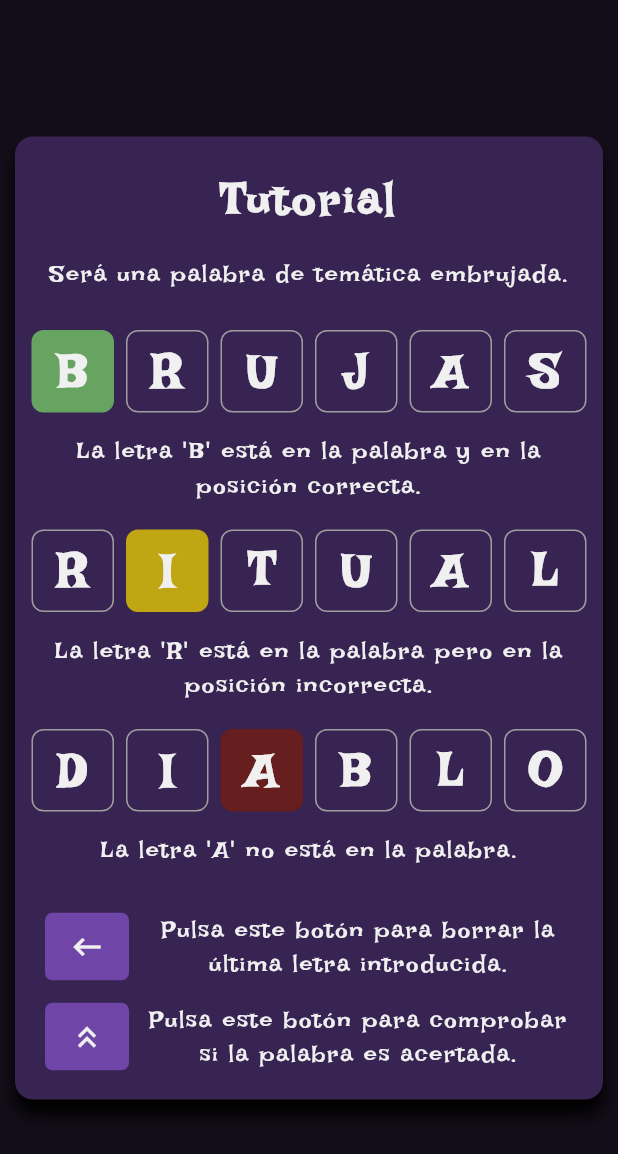
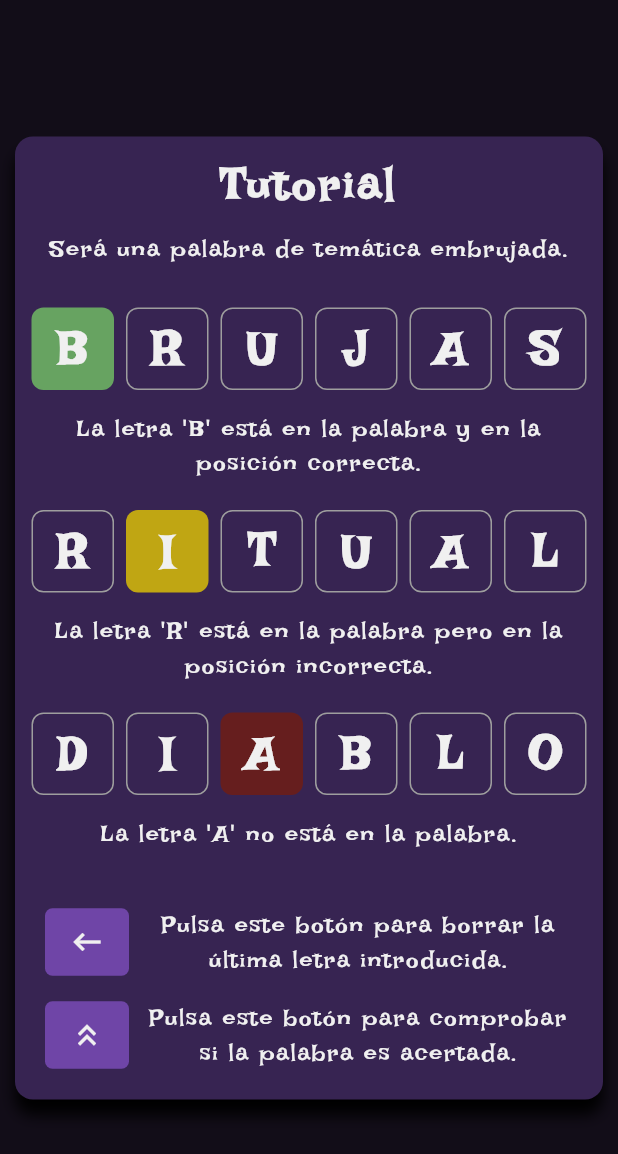
Before and after one commit to loomlight-games/Witchle, a Flutter app: the TutorialScreen screen opened directly, on a phone screen of 412 x 824 dp. Shown: the top 1154 px of the screen. Run offline on Flutter 3.47's test engine with Material 3 defaults, Android fonts, the light colour scheme and no system bars; our stand-ins replace equatable, flip_card.

Commit message:
final tutorial and keuboard a little bit higher

```diff
--- a/lib/game/screens/game_screen.dart
+++ b/lib/game/screens/game_screen.dart
@@ -212,6 +212,7 @@ class _GameScreenState extends State<GameScreen> {
           onEnterTapped: _onEnterTapped,
           letters: _keyboardLetters,
         ),
+        SizedBox(height: 12),
       ],
     );
   }
--- a/lib/game/screens/tutorial_screen.dart
+++ b/lib/game/screens/tutorial_screen.dart
@@ -73,7 +73,7 @@ class _TutorialScreenState extends State<TutorialScreen> {
 
     // Return a Column widget containing the row of tiles and the sentence
     return Padding(
-      padding: const EdgeInsets.symmetric(vertical: 7), // Add vertical padding
+      padding: const EdgeInsets.symmetric(vertical: 8), // Add vertical padding
       child: Column(
         mainAxisAlignment:
             MainAxisAlignment.center, // Center children vertically
@@ -103,7 +103,7 @@ class _TutorialScreenState extends State<TutorialScreen> {
   // Method to create a button example with an icon and descriptive text
   Widget _buttonExample(String sentence, Icon icon) {
     return Padding(
-      padding: const EdgeInsets.symmetric(vertical: 7), // Add vertical padding
+      padding: const EdgeInsets.symmetric(vertical: 8), // Add vertical padding
       child: Row(
         mainAxisAlignment:
             MainAxisAlignment.center, // Center children horizontally
@@ -165,23 +165,23 @@ class _TutorialScreenState extends State<TutorialScreen> {
               // Use SingleChildScrollView to prevent overflow
               child: Column(
                 children: [
-                  SizedBox(height: 10),
+                  //SizedBox(height: 10),
                   // Title text for the tutorial
                   _buildTitle('Tutorial'),
-                  SizedBox(height: 7),
+                  //SizedBox(height: 7),
                   const Text(
                     'Será una palabra de temática embrujada.',
                     textAlign: TextAlign.center, // Center the text horizontally
                     style: normalTextStyle,
                   ),
-                  SizedBox(height: 15),
+                  SizedBox(height: 16),
                   // First board example with tiles and text
                   _boardExample('BRUJAS', LetterStatus.correct, 0, sentence1),
                   // Second board example with tiles and text
                   _boardExample('RITUAL', LetterStatus.inWord, 1, sentence2),
                   // Third board example with tiles and text
                   _boardExample('DIABLO', LetterStatus.notInWord, 2, sentence3),
-                  SizedBox(height: 16),
+                  SizedBox(height: 22),
                   // Button examples with icons and text
                   _buttonExample(sentence4,
                       const Icon(Icons.keyboard_backspace, color: letterColor)),
--- a/lib/game/widgets/board_widget.dart
+++ b/lib/game/widgets/board_widget.dart
@@ -38,7 +38,7 @@ class Board extends StatelessWidget {
         borderRadius: BorderRadius.circular(12.0),
         child: Column(
           children: [
-            SizedBox(height: 25),
+            SizedBox(height: 10),
             Text(
               // Board title
               'Seis letras',
@@ -49,7 +49,7 @@ class Board extends StatelessWidget {
                 color: letterColor,
               ),
             ),
-            SizedBox(height: 25), // Spacing box
+            SizedBox(height: 10), // Spacing box
             ...words
                 .asMap() // Index as key of each value in words
                 .map(// Iterates in words
```
